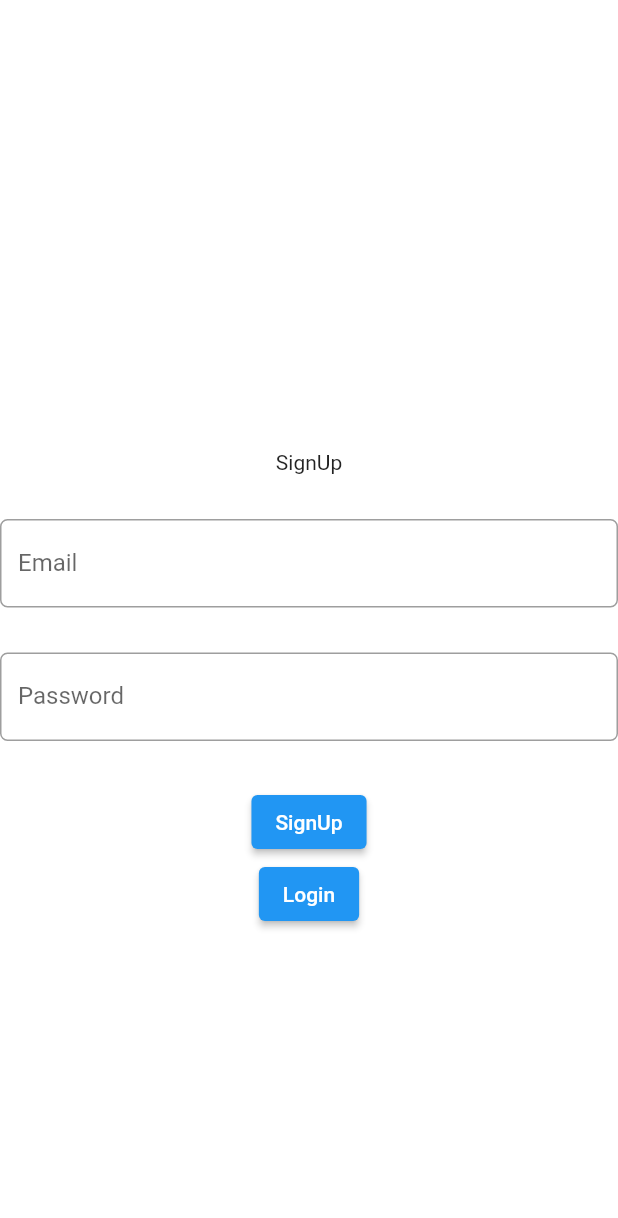
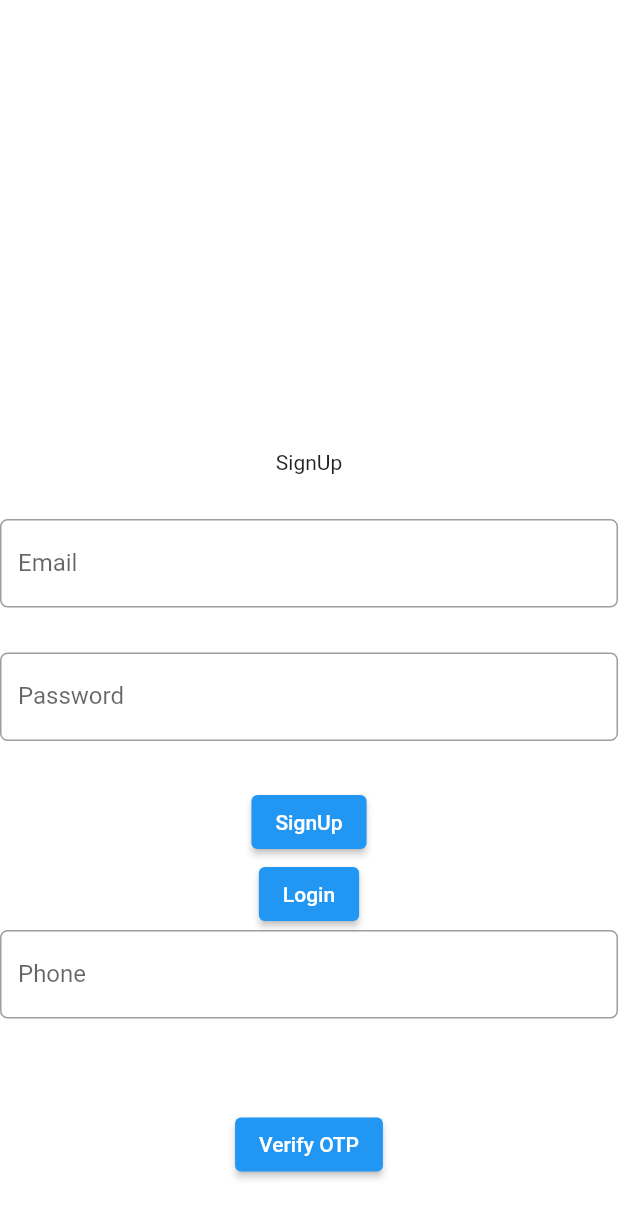
Before and after one commit to KrishChopra22/DriWary, a Flutter app: the SignupScreen screen opened by its route, on a phone screen of 412 x 824 dp. Shown: the top 1218 px of the screen. Run offline on Flutter 3.47's test engine with Material 2 defaults, Android fonts, the phone set to English and light mode, and no system bars; our stand-ins replace firebase_auth, firebase_core, firebase_database, fluttertoast; accounts and stored records are empty.

Commit message:
Phone Auth Try

```diff
--- a/lib/dataclass/person.dart
+++ b/lib/dataclass/person.dart
@@ -10,10 +10,12 @@ final FirebaseDatabase database = FirebaseManager.database;
 class Person extends ChangeNotifier {
   late String name;
   late String email;
+  late String phone;
   late String uid;
 
   void fromJson(Map<String, dynamic> json) {
     name = json['name'];
+    phone = json['phone'];
     email = json['email'];
     uid = json['uid'];
   }
@@ -22,6 +24,7 @@ class Person extends ChangeNotifier {
       {
         'name': name,
         'email': email,
+        'phone': phone,
         'uid': uid,
       };
 }
--- a/lib/screens/auth_screens/signup_screen.dart
+++ b/lib/screens/auth_screens/signup_screen.dart
@@ -12,6 +12,11 @@ class SignupScreen extends StatelessWidget {
   final FirebaseDatabase database = FirebaseManager.database;
   final TextEditingController emailController = TextEditingController();
   final TextEditingController passwordController = TextEditingController();
+  final TextEditingController phoneController = TextEditingController();
+  final TextEditingController codeController = TextEditingController();
+
+  String verificationIDReceived = "";
+  bool codeVisible = false;
 
   @override
   Widget build(BuildContext context) {
@@ -31,6 +36,8 @@ class SignupScreen extends StatelessWidget {
                     const SizedBox(
                       height: 30,
                     ),
+
+
                     TextFormField(
                       controller: emailController,
                       decoration: InputDecoration(
@@ -55,7 +62,47 @@ class SignupScreen extends StatelessWidget {
                     ),
                     ElevatedButton(onPressed: () => signup(context), child: Text('SignUp')),
                     ElevatedButton(onPressed: () =>{Navigator.of(context).pushNamed('login')},
-                      child: Text('Login'),)
+                      child: Text('Login'),),
+
+                  //For Phone
+                    TextFormField(
+                      controller: phoneController,
+                      decoration: InputDecoration(
+                        border: OutlineInputBorder(
+                            borderRadius: BorderRadius.circular(5)),
+                        labelText: "Phone",
+                      ),
+                      keyboardType: TextInputType.phone,
+                    ),
+                    const SizedBox(
+                      height: 30,
+                    ),
+                    Visibility(
+                      visible: codeVisible,
+                      child: TextFormField(
+                        controller: codeController,
+                        decoration: InputDecoration(
+                          border: OutlineInputBorder(
+                              borderRadius: BorderRadius.circular(5)),
+                          labelText: "Code",
+                        ),
+                      ),
+                    ),
+                    const SizedBox(
+                      height: 30,
+                    ),
+                    ElevatedButton(onPressed: (){
+                      if(codeVisible){
+                        verifyCode(context);
+                      }
+                      else{
+                        verifyNumber(context);
+                      }
+                    } ,
+                      child: Text(codeVisible? 'Login' : 'Verify OTP'),
+                    ),
+
+
                   ],
                 ),
               )
@@ -83,6 +130,7 @@ class SignupScreen extends StatelessWidget {
     personJson['name'] = 'Name';
     personJson['uid'] = credentials.user!.uid;
     personJson['email'] = emailController.text;
+    personJson['phone'] = phoneController.text;
 
     person.fromJson(personJson);
     print("Person Object Created");
@@ -105,7 +153,6 @@ class SignupScreen extends StatelessWidget {
           timeInSecForIosWeb: 1,
         );
       } else if (e.code == 'email-already-in-use') {
-        state.pop();
         Fluttertoast.showToast(
           msg: "An account already exists for that email.",
           toastLength: Toast.LENGTH_SHORT,
@@ -122,7 +169,6 @@ class SignupScreen extends StatelessWidget {
       }
     } catch (e) {
       print(e.toString());
-      state.pop();
       Fluttertoast.showToast(
         msg: 'Something is Wrong',
         toastLength: Toast.LENGTH_SHORT,
@@ -131,4 +177,35 @@ class SignupScreen extends StatelessWidget {
       );
     }
   }
+
+  verifyNumber(BuildContext context) {
+    auth.verifyPhoneNumber(
+        phoneNumber: phoneController.text,
+        verificationCompleted: (PhoneAuthCredential credential) async {
+          await auth.signInWithCredential(credential).then((value) =>{
+            print("You are Logged in.")
+          });
+        },
+        verificationFailed: (FirebaseAuthException e){
+          print(e.message);
+        },
+        codeSent: (String verifictionID, int? resendToken){
+          verificationIDReceived = verifictionID;
+          codeVisible = true;
+        },
+        codeAutoRetrievalTimeout: (String verificationID){
+
+        }
+    );
+  }
+
+  verifyCode(BuildContext context) async{
+    PhoneAuthCredential credential = PhoneAuthProvider.credential(
+        verificationId: verificationIDReceived,
+        smsCode: codeController.text,
+    );
+    await auth.signInWithCredential(credential).then((value) {
+      print("Logged in ");
+    });
+  }
 }
```
Also changed, not shown: 2 other files.
